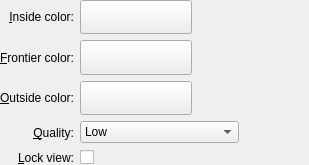
This is wallpapers/mandelbrot/config.ui in KDE/kdeplasma-addons as Qt 5 draws it before an edit. The edited form follows.
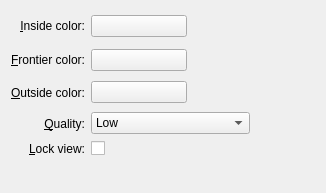
This is the edited form. Custom widgets are drawn as their Qt base class.

What changed in the file:
```diff
--- a/wallpapers/mandelbrot/config.ui
+++ b/wallpapers/mandelbrot/config.ui
@@ -6,17 +6,14 @@
    <rect>
     <x>0</x>
     <y>0</y>
-    <width>309</width>
-    <height>165</height>
+    <width>326</width>
+    <height>193</height>
    </rect>
   </property>
   <property name="windowTitle">
    <string>Color</string>
   </property>
   <layout class="QGridLayout" name="gridLayout">
-   <property name="margin">
-    <number>0</number>
-   </property>
    <item row="0" column="0">
     <widget class="QLabel" name="label_5">
      <property name="text">
@@ -32,12 +29,6 @@
    </item>
    <item row="0" column="1">
     <widget class="KColorButton" name="m_color1">
-     <property name="sizePolicy">
-      <sizepolicy hsizetype="MinimumExpanding" vsizetype="Preferred">
-       <horstretch>0</horstretch>
-       <verstretch>0</verstretch>
-      </sizepolicy>
-     </property>
      <property name="color">
       <color>
        <red>70</red>
@@ -54,7 +45,7 @@
      </property>
     </widget>
    </item>
-   <item row="0" column="2" rowspan="3">
+   <item row="0" column="3" rowspan="3">
     <spacer name="horizontalSpacer">
      <property name="orientation">
       <enum>Qt::Horizontal</enum>
@@ -82,12 +73,6 @@
    </item>
    <item row="1" column="1">
     <widget class="KColorButton" name="m_color2">
-     <property name="sizePolicy">
-      <sizepolicy hsizetype="MinimumExpanding" vsizetype="Preferred">
-       <horstretch>0</horstretch>
-       <verstretch>0</verstretch>
-      </sizepolicy>
-     </property>
      <property name="color">
       <color>
        <red>70</red>
@@ -119,12 +104,6 @@
    </item>
    <item row="2" column="1">
     <widget class="KColorButton" name="m_color3">
-     <property name="sizePolicy">
-      <sizepolicy hsizetype="MinimumExpanding" vsizetype="Preferred">
-       <horstretch>0</horstretch>
-       <verstretch>0</verstretch>
-      </sizepolicy>
-     </property>
      <property name="color">
       <color>
        <red>70</red>
@@ -154,7 +133,7 @@
      </property>
     </widget>
    </item>
-   <item row="3" column="1" colspan="2">
+   <item row="3" column="1" colspan="3">
     <layout class="QHBoxLayout" name="horizontalLayout">
      <item>
       <widget class="KComboBox" name="m_quality">
@@ -226,6 +205,19 @@
      </property>
     </widget>
    </item>
+   <item row="5" column="2">
+    <spacer name="verticalSpacer">
+     <property name="orientation">
+      <enum>Qt::Vertical</enum>
+     </property>
+     <property name="sizeHint" stdset="0">
+      <size>
+       <width>20</width>
+       <height>24</height>
+      </size>
+     </property>
+    </spacer>
+   </item>
   </layout>
  </widget>
  <customwidgets>
```
